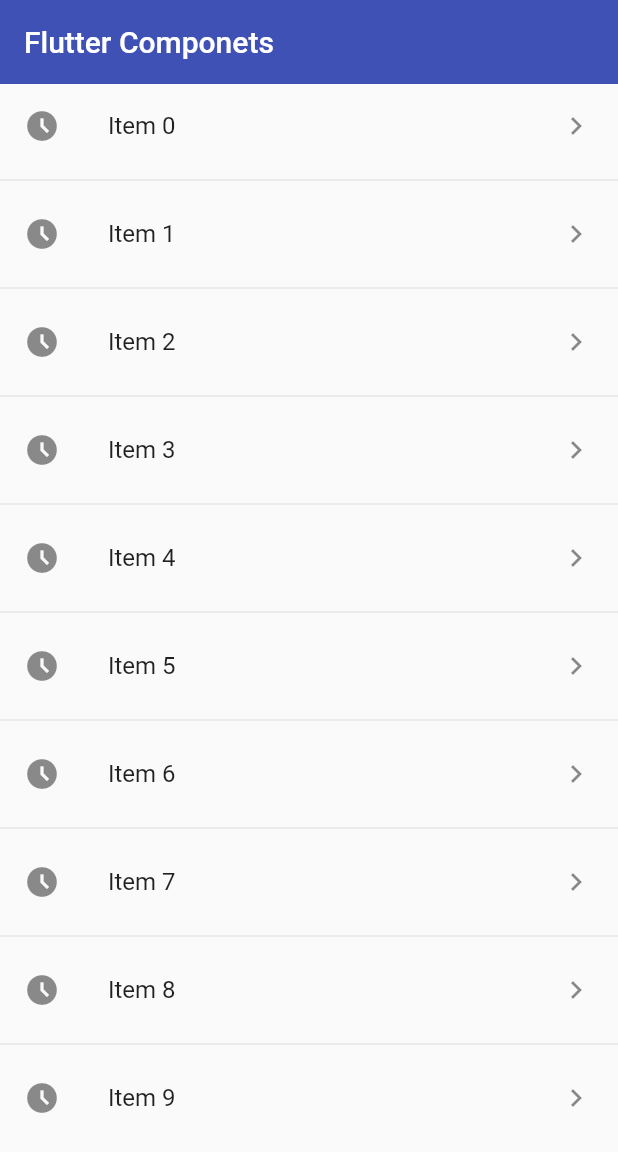
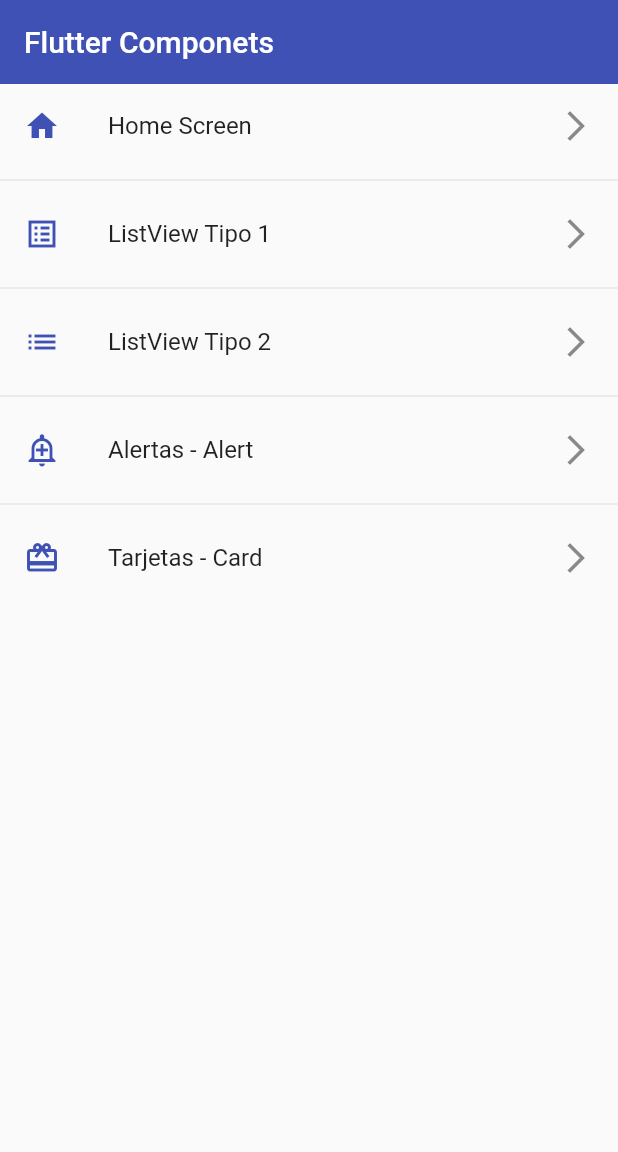
Before and after one commit to manuelduarte077/flutter-examples, a Flutter app: the screen it shows after launch, on a phone screen of 412 x 824 dp. Shown: the top 1152 px of the screen. Run offline on Flutter 3.47's test engine with Material 2 defaults, Android fonts, the phone set to English and light mode, and no system bars.

Commit message:
metodo con las rutas

```diff
--- a/lib/src/app.dart
+++ b/lib/src/app.dart
@@ -12,7 +12,7 @@
         primarySwatch: Colors.indigo,
       ),
       initialRoute: AppRoutes.initialRoute,
-      routes: AppRoutes.routes,
+      routes: AppRoutes.getAppRoutes(),
 
       onGenerateRoute: AppRoutes.onGenerateRoute,
       // Para que no se muestre un error cuando no existe la ruta que se esta
--- a/lib/src/routes/app_routes.dart
+++ b/lib/src/routes/app_routes.dart
@@ -39,13 +39,17 @@
     ),
   ];
 
-  static Map<String, Widget Function(BuildContext)> routes = {
-    'home': (context) => const HomeScreen(),
-    'listview1': (context) => const ListViewScreen(),
-    'listview2': (context) => const ListViewScreen1(),
-    'alert': (context) => const AlertScreen(),
-    'card': (context) => const CardScreen(),
-  };
+  static Map<String, Widget Function(BuildContext)> getAppRoutes() {
+    Map<String, Widget Function(BuildContext)> appRoutes = {};
+
+    for (final option in menuOptions) {
+      appRoutes.addAll({
+        option.route: (context) => option.screen,
+      });
+    }
+
+    return appRoutes;
+  }
 
   static Route<dynamic> onGenerateRoute(RouteSettings settings) {
     return MaterialPageRoute(
--- a/lib/src/screens/home_screens.dart
+++ b/lib/src/screens/home_screens.dart
@@ -1,3 +1,4 @@
+import 'package:fl_components/src/routes/app_routes.dart';
 import 'package:flutter/material.dart';
 
 class HomeScreen extends StatelessWidget {
@@ -10,24 +11,27 @@
         title: const Text('Flutter Componets'),
         elevation: 0,
       ),
-      body: ListView.separated(
-        itemCount: 10,
+      body: menuList(),
+    );
+  }
+
+  ListView menuList() {
+    return ListView.separated(
+      itemCount: AppRoutes.menuOptions.length,
       itemBuilder: (context, index) {
+        final item = AppRoutes.menuOptions[index];
+        // intancia de la clase AppRoutes que contiene las rutas de las pantallas
+        // a mostrar en el menu principal de la aplicacion
         return ListTile(
-            title: Text('Item $index'),
-            trailing: const Icon(Icons.chevron_right),
-            leading: const Icon(Icons.access_time_filled),
+          title: Text(item.name),
+          trailing: const Icon(Icons.arrow_forward_ios),
+          leading: Icon(item.icon, color: Colors.indigo),
           onTap: () {
-              // final route = MaterialPageRoute(
-              //   builder: (context) => const ListViewScreen(),
-              // );
-              // Navegar a otra pantalla
-              Navigator.pushNamed(context, 'listview1');
+            Navigator.pushNamed(context, item.route);
           },
         );
       },
       separatorBuilder: (context, index) => const Divider(),
-      ),
     );
   }
 }
```
Lines whose indentation alone changed are shown as unchanged.
